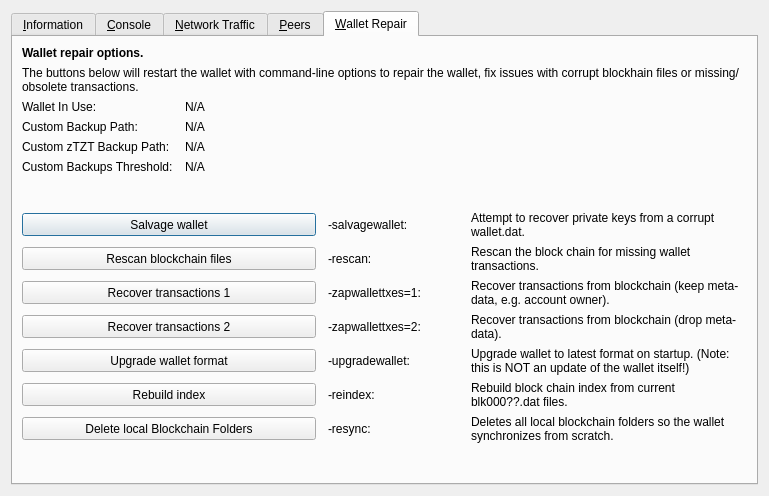
Qt form src/qt/forms/rpcconsole.ui (altecoin-altc/altecoin) before a commit.
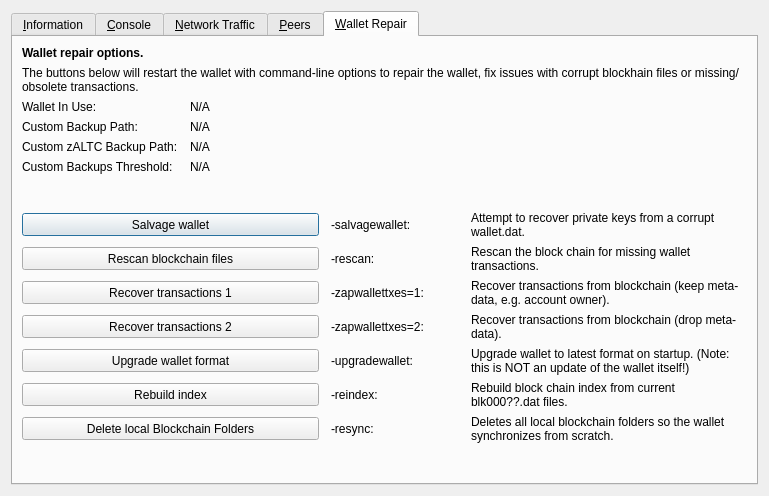
The same form after that commit. The open tabs and pages were chosen to show the change. Icons and pictures are not drawn. Custom widgets are drawn as their Qt base class.

What changed in the file:
```diff
--- a/src/qt/forms/rpcconsole.ui
+++ b/src/qt/forms/rpcconsole.ui
@@ -1333,7 +1333,7 @@
           <bool>false</bool>
          </property>
          <property name="text">
-          <string>Custom zTZT Backup Path:</string>
+          <string>Custom zALTC Backup Path:</string>
          </property>
         </widget>
        </item>
```
Left out of the diff: 6 changed lines with no effect on the pictures.
